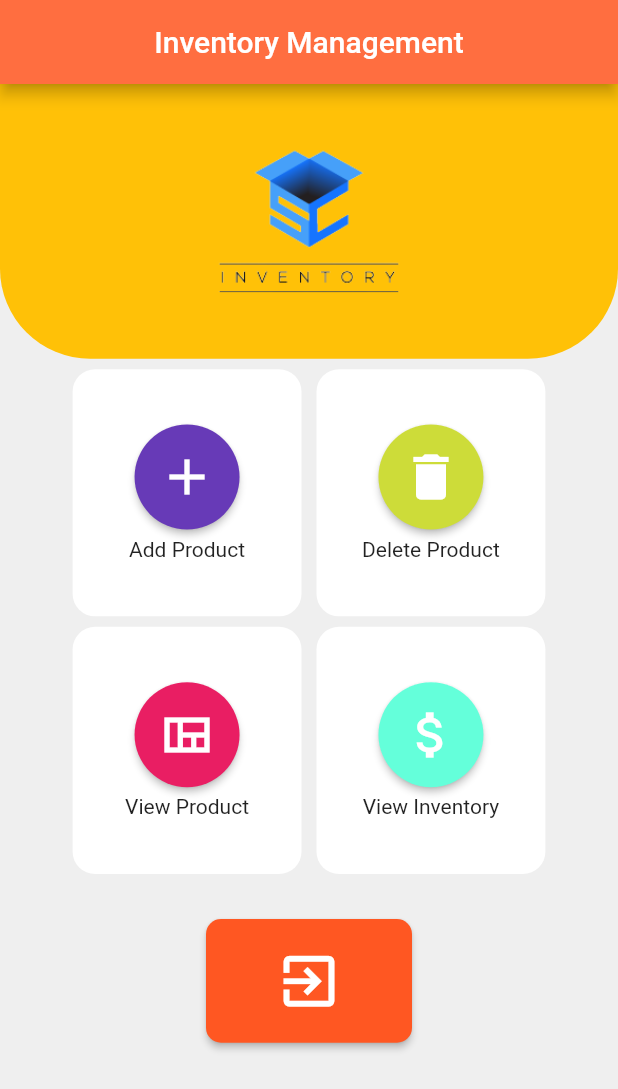
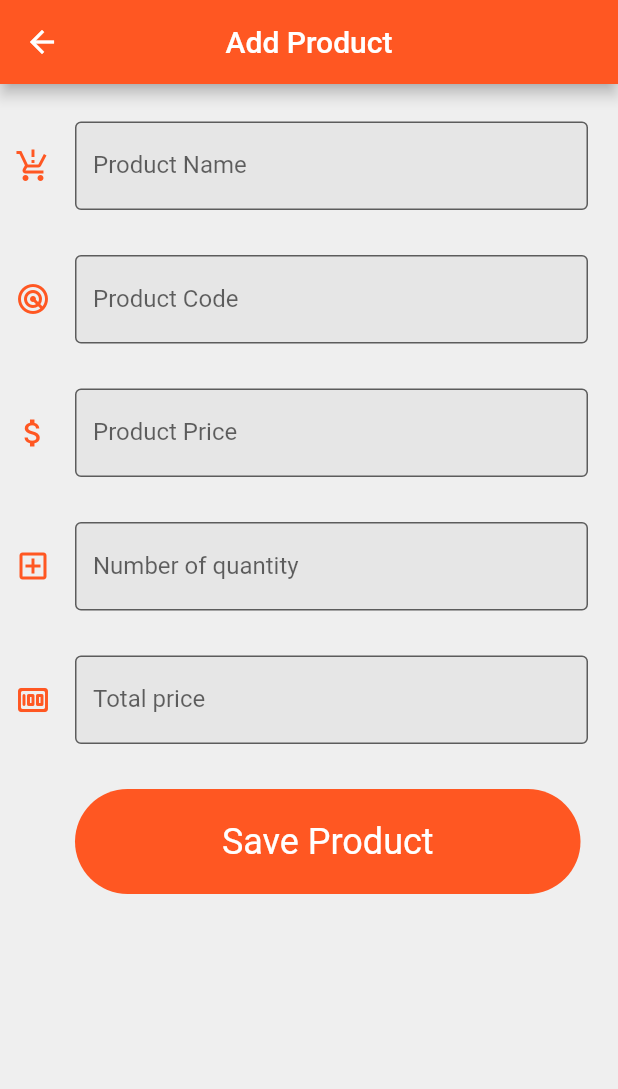
Before and after one commit to nurnobiCSE/Flutter_Inventory, a Flutter app: the HomePage screen opened directly, after a tap on the "add" icon, on a phone screen of 412 x 824 dp. Shown: the top 1089 px of the screen. Run offline on Flutter 3.47's test engine with Material 2 defaults, Android fonts, the phone set to English and light mode, and no system bars.

Commit message:
product add page

```diff
--- /dev/null
+++ b/lib/add_product.dart
@@ -0,0 +1,112 @@
+import 'package:chat/home_screen.dart';
+import 'package:chat/main.dart';
+import 'package:flutter/material.dart';
+import 'dart:io';
+class AddPage extends StatefulWidget {
+
+  @override
+  State<AddPage> createState() => _AddPageState();
+}
+
+class _AddPageState extends State<AddPage> {
+  @override
+  Widget build(BuildContext context) {
+
+    // TODO: implement build
+    return SafeArea(
+      child: Scaffold(
+        appBar: AppBar(
+          backgroundColor: Colors.deepOrange,
+          title: Text("Add Product"),
+          centerTitle: true,
+        ),
+        body: SingleChildScrollView(
+          padding: EdgeInsets.only(top: 25.0,right: 20.0,bottom: 25.0,left: 10.0),
+          child: Column(
+            children: [
+              TextFormField(
+                decoration: InputDecoration(
+                  border: OutlineInputBorder(),
+                  filled: true,
+                  labelText: 'Product Name',
+                  hintText: '',
+                  icon: Icon(Icons.production_quantity_limits,color: Colors.deepOrange,)
+                ),
+              ),
+              Padding(padding: EdgeInsets.only(bottom: 30.0)),
+              TextFormField(
+                decoration: InputDecoration(
+                  border: OutlineInputBorder(),
+                  filled: true,
+                  labelText: 'Product Code',
+                  hintText: '',
+                  icon: Icon(Icons.radar_rounded,color: Colors.deepOrange,)
+                ),
+              ),
+              Padding(padding: EdgeInsets.only(bottom: 30.0)),
+              TextFormField(
+                decoration: InputDecoration(
+                  border: OutlineInputBorder(),
+                  filled: true,
+                  labelText: 'Product Price',
+                  hintText: '',
+                  icon: Icon(Icons.attach_money_sharp,color: Colors.deepOrange,)
+                ),
+              ),
+              Padding(padding: EdgeInsets.only(bottom: 30.0)),
+              TextFormField(
+                decoration: InputDecoration(
+                  border: OutlineInputBorder(),
+                  filled: true,
+                  labelText: 'Number of quantity',
+                  hintText: '',
+                  icon: Icon(Icons.add_box_outlined,color: Colors.deepOrange,)
+                ),
+              ),
+              Padding(padding: EdgeInsets.only(bottom: 30.0)),
+              TextFormField(
+                decoration: InputDecoration(
+                  border: OutlineInputBorder(),
+                  filled: true,
+                  labelText: 'Total price',
+                  hintText: '',
+                  icon: Icon(Icons.money_rounded,color: Colors.deepOrange,)
+                ),
+              ),
+              Padding(padding: EdgeInsets.only(bottom: 30.0)),
+              GestureDetector(
+                onTap: (){
+                  Navigator.push(context,
+                    MaterialPageRoute(builder: (context) => HomePage())
+                  );
+                },
+                child: Padding(
+                  padding: EdgeInsets.only(left: 40.0,right: 5.0),
+                  child: Center(
+                    child: Container(
+                      height: 70,
+                      decoration: BoxDecoration(
+                        color: Colors.deepOrange,
+                        borderRadius: BorderRadius.circular(50.0)
+                      ),
+                      child: Center(
+                        child: Text(
+                          "Save Product",
+                          style: TextStyle(
+                            color: Colors.white,
+                            fontSize: 24.0,
+                          ),
+                        ),
+                      ),
+                    ),
+                  ),
+                ),
+              )
+            ],
+          ),
+        ),
+      ),
+    );
+
+  }
+}
--- a/lib/home_screen.dart
+++ b/lib/home_screen.dart
@@ -1,3 +1,4 @@
+import 'package:chat/add_product.dart';
 import 'package:chat/main.dart';
 import 'package:flutter/material.dart';
 import 'dart:io';
@@ -62,7 +63,12 @@ class _HomePageState extends State<HomePage> {
                           mainAxisAlignment: MainAxisAlignment.center,
                           children: [
                             RawMaterialButton(
-                              onPressed: (){},
+                              onPressed: (){
+                                Navigator.push(
+                                    context,
+                                    MaterialPageRoute(builder: (context) => AddPage())
+                                );
+                              },
                               elevation: 2,
                               fillColor: Colors.deepPurple,
                               child: Icon(
@@ -100,7 +106,7 @@ class _HomePageState extends State<HomePage> {
                               elevation: 2,
                               fillColor: Colors.lime,
                               child: Icon(
-                                Icons.delete,
+                                Icons.backpack_sharp,
                                 color: Colors.white,
                                 size: 40.0,
                               ),
@@ -108,7 +114,7 @@ class _HomePageState extends State<HomePage> {
                               shape: CircleBorder(),
                             ),
                             SizedBox(height: 5.0,),
-                            Text("Delete Product")
+                            Text("Return Product")
                           ],
                         )
                     ),
--- a/lib/main.dart
+++ b/lib/main.dart
@@ -62,7 +62,7 @@ class _LoginPageState extends State<LoginPage>{
                   ),
                   ),
                   Container(
-                    height: MediaQuery.of(context).size.height,
+                    height: MediaQuery.of(context).size.height /1.3,
                     width: MediaQuery.of(context).size.width,
                     decoration: BoxDecoration(
                         color: Colors.white,
```
Also changed, not shown: lib/return_product.dart (added).
